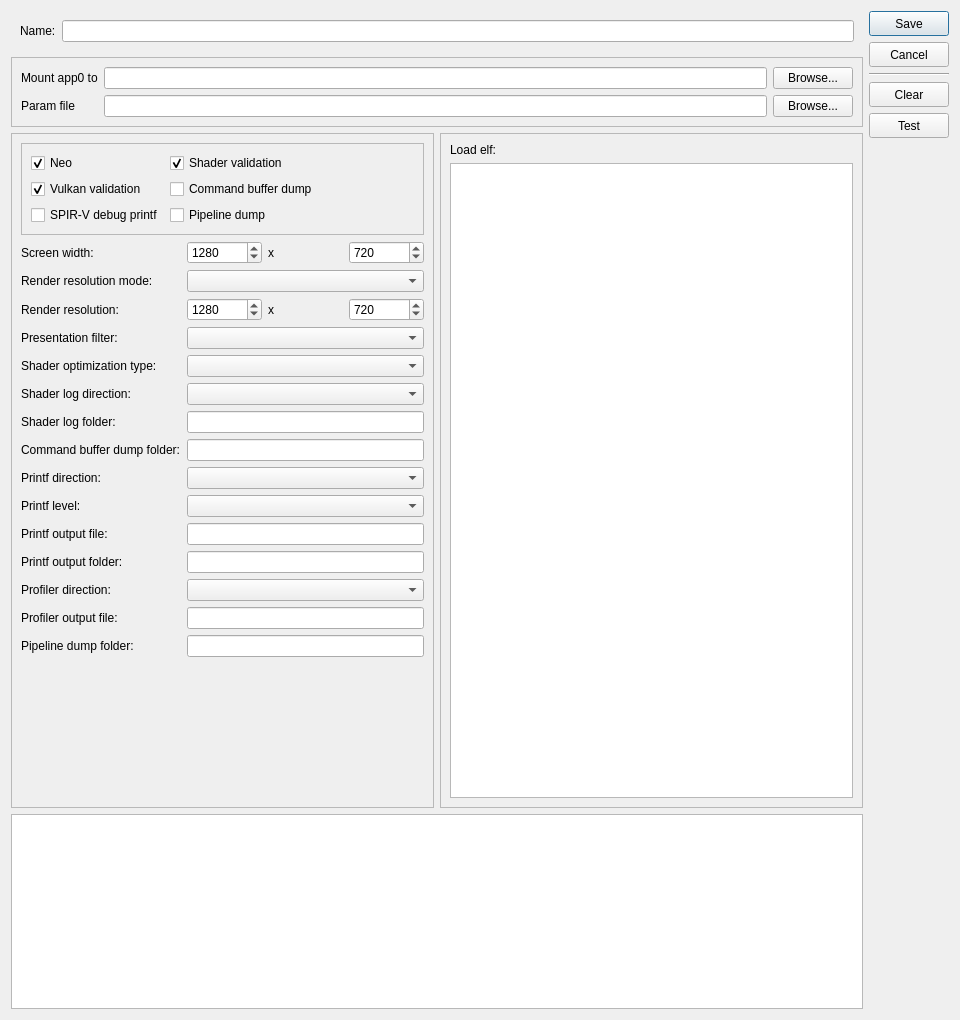
Above: source/launcher/forms/configuration_edit_dialog.ui from PixelDroid19/Kyty before the change. Below: the same form after it.
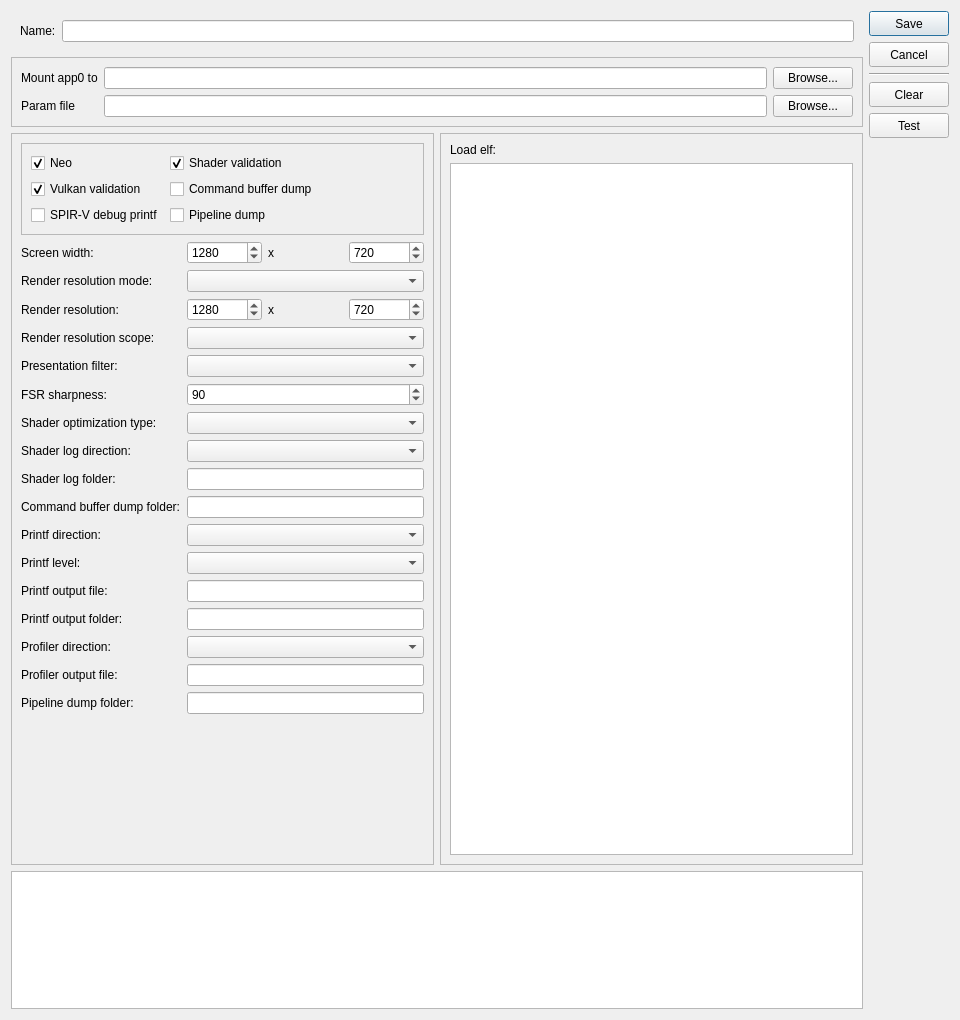
That is the form after the change. Custom widgets are drawn as their Qt base class.

Commit message:
feat(launcher): expose render-resolution scope and FSR sharpness
The emulator already reads RenderResolutionScope and
PresentationFsrSharpness, but the configuration dialog could not set
them. Add both, persist them with the configuration and write them to
the generated script. The scope is editable only in Fixed mode and the
sharpness only with the Fsr filter, matching when the emulator uses
them.

Patch:
```diff
--- a/source/launcher/forms/configuration_edit_dialog.ui
+++ b/source/launcher/forms/configuration_edit_dialog.ui
@@ -406,55 +406,89 @@
            </layout>
           </item>
           <item row="4" column="0">
+           <widget class="QLabel" name="label_render_scope">
+            <property name="text">
+             <string>Render resolution scope:</string>
+            </property>
+           </widget>
+          </item>
+          <item row="4" column="1">
+           <widget class="QComboBox" name="comboBox_render_resolution_scope">
+            <property name="toolTip">
+             <string>Display scales only the presented image; RenderTargets also renders offscreen targets at the fixed resolution</string>
+            </property>
+           </widget>
+          </item>
+          <item row="5" column="0">
            <widget class="QLabel" name="label_presentation">
             <property name="text">
              <string>Presentation filter:</string>
             </property>
            </widget>
           </item>
-          <item row="4" column="1">
+          <item row="5" column="1">
            <widget class="QComboBox" name="comboBox_presentation_filter">
             <property name="toolTip">
              <string>Linear or Nearest presentation scaling</string>
             </property>
            </widget>
           </item>
-          <item row="5" column="0">
+          <item row="6" column="0">
+           <widget class="QLabel" name="label_fsr_sharpness">
+            <property name="text">
+             <string>FSR sharpness:</string>
+            </property>
+           </widget>
+          </item>
+          <item row="6" column="1">
+           <widget class="QSpinBox" name="spinBox_fsr_sharpness">
+            <property name="toolTip">
+             <string>FSR 1.0 sharpening strength, 0 to 100</string>
+            </property>
+            <property name="maximum">
+             <number>100</number>
+            </property>
+            <property name="value">
+             <number>90</number>
+            </property>
+           </widget>
+          </item>
+          <item row="7" column="0">
            <widget class="QLabel" name="label_20">
             <property name="text">
              <string>Shader optimization type:</string>
             </property>
            </widget>
           </item>
-          <item row="5" column="1">
+          <item row="7" column="1">
            <widget class="QComboBox" name="comboBox_shader_optimization_type">
             <property name="toolTip">
              <string>Optimize shaders for code size or performance</string>
             </property>
            </widget>
           </item>
-          <item row="6" column="0">
+          <item row="8" column="0">
            <widget class="QLabel" name="label_21">
             <property name="text">
              <string>Shader log direction:</string>
             </property>
            </widget>
           </item>
-          <item row="6" column="1">
+          <item row="8" column="1">
            <widget class="QComboBox" name="comboBox_shader_log_direction">
             <property name="toolTip">
              <string>Dump shaders to file or console window. If enabled may decrease emulator performance</string>
             </property>
            </widget>
           </item>
-          <item row="7" column="0">
+          <item row="9" column="0">
            <widget class="QLabel" name="label_22">
             <property name="text">
              <string>Shader log folder:</string>
             </property>
            </widget>
           </item>
-          <item row="7" column="1">
+          <item row="9" column="1">
            <widget class="MandatoryLineEdit" name="lineEdit_shader_log_folder">
             <property name="toolTip">
              <string>Specify directory to dump shaders</string>
@@ -464,14 +498,14 @@
             </property>
            </widget>
           </item>
-          <item row="8" column="0">
+          <item row="10" column="0">
            <widget class="QLabel" name="label_24">
             <property name="text">
              <string>Command buffer dump folder:</string>
             </property>
            </widget>
           </item>
-          <item row="8" column="1">
+          <item row="10" column="1">
            <widget class="MandatoryLineEdit" name="lineEdit_cmd_dump_folder">
             <property name="toolTip">
              <string>Specify directory to dump command buffers</string>
@@ -481,42 +515,42 @@
             </property>
            </widget>
           </item>
-          <item row="9" column="0">
+          <item row="11" column="0">
            <widget class="QLabel" name="label_25">
             <property name="text">
              <string>Printf direction:</string>
             </property>
            </widget>
           </item>
-          <item row="9" column="1">
+          <item row="11" column="1">
            <widget class="QComboBox" name="comboBox_printf_direction">
             <property name="toolTip">
              <string>Print logs to file or console window. If enabled may decrease emulator performance</string>
             </property>
            </widget>
           </item>
-          <item row="10" column="0">
+          <item row="12" column="0">
            <widget class="QLabel" name="label_printf_level">
             <property name="text">
              <string>Printf level:</string>
             </property>
            </widget>
           </item>
-          <item row="10" column="1">
+          <item row="12" column="1">
            <widget class="QComboBox" name="comboBox_printf_level">
             <property name="toolTip">
              <string>Minimum log severity: Debug, Info, Warn, Error</string>
             </property>
            </widget>
           </item>
-          <item row="11" column="0">
+          <item row="13" column="0">
            <widget class="QLabel" name="label_26">
             <property name="text">
              <string>Printf output file:</string>
             </property>
            </widget>
           </item>
-          <item row="11" column="1">
+          <item row="13" column="1">
            <widget class="MandatoryLineEdit" name="lineEdit_printf_file">
             <property name="toolTip">
              <string>Specify file to dump logs (single file mode)</string>
@@ -526,14 +560,14 @@
             </property>
            </widget>
           </item>
-          <item row="12" column="0">
+          <item row="14" column="0">
            <widget class="QLabel" name="label_printf_folder">
             <property name="text">
              <string>Printf output folder:</string>
             </property>
            </widget>
           </item>
-          <item row="12" column="1">
+          <item row="14" column="1">
            <widget class="QLineEdit" name="lineEdit_printf_folder">
             <property name="toolTip">
              <string>Directory for per-thread log files (Directory mode)</string>
@@ -543,28 +577,28 @@
             </property>
            </widget>
           </item>
-          <item row="13" column="0">
+          <item row="15" column="0">
            <widget class="QLabel" name="label_27">
             <property name="text">
              <string>Profiler direction:</string>
             </property>
            </widget>
           </item>
-          <item row="13" column="1">
+          <item row="15" column="1">
            <widget class="QComboBox" name="comboBox_profiler_direction">
             <property name="toolTip">
              <string>Enable/disable profiler. If enabled may decrease emulator performance</string>
             </property>
            </widget>
           </item>
-          <item row="14" column="0">
+          <item row="16" column="0">
            <widget class="QLabel" name="label_28">
             <property name="text">
              <string>Profiler output file:</string>
             </property>
            </widget>
           </item>
-          <item row="14" column="1">
+          <item row="16" column="1">
            <widget class="MandatoryLineEdit" name="lineEdit_profiler_file">
             <property name="toolTip">
              <string>Specify file to dump profiler info</string>
@@ -574,14 +608,14 @@
             </property>
            </widget>
           </item>
-          <item row="15" column="0">
+          <item row="17" column="0">
            <widget class="QLabel" name="label_pipeline_folder">
             <property name="text">
              <string>Pipeline dump folder:</string>
             </property>
            </widget>
           </item>
-          <item row="15" column="1">
+          <item row="17" column="1">
            <widget class="QLineEdit" name="lineEdit_pipeline_dump_folder">
             <property name="toolTip">
              <string>Directory to dump graphics pipelines (when Pipeline dump enabled)</string>
@@ -591,7 +625,7 @@
             </property>
            </widget>
           </item>
-          <item row="16" column="0" colspan="2">
+          <item row="18" column="0" colspan="2">
            <layout class="QHBoxLayout" name="horizontalLayout_2">
             <item>
              <spacer name="horizontalSpacer_3">
```
Left out of the diff: 2 changed lines with no effect on the pictures. The commit also changes 4 other files.
